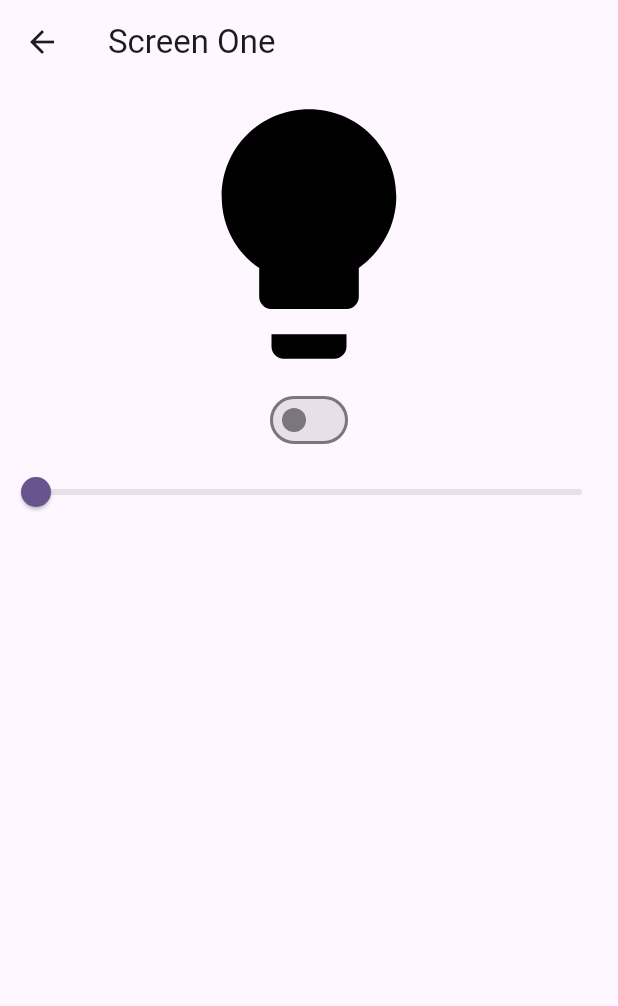
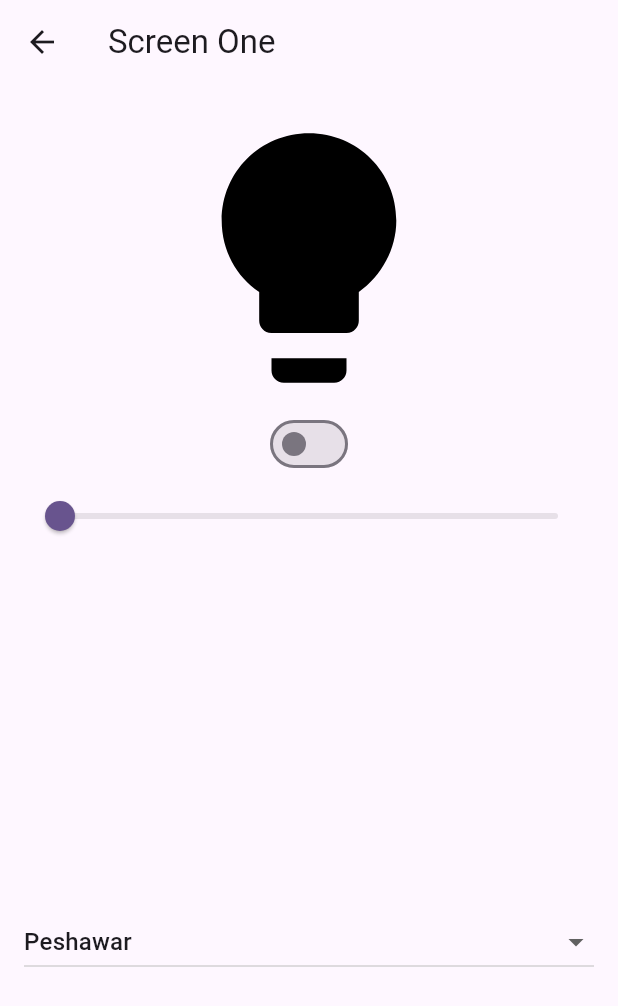
Before and after one commit to abidroid/bloc_playground, a Flutter app: the ScreenOne screen opened directly, on a phone screen of 412 x 824 dp. Shown: the top 1006 px of the screen. Run offline on Flutter 3.47's test engine with Material 3 defaults, Android fonts, the phone set to English and light mode, and no system bars; our stand-ins replace equatable, flutter_bloc, gap.

Commit message:
dropdown button added

```diff
--- a/lib/blocs/screen_one_bloc/screen_one_event.dart
+++ b/lib/blocs/screen_one_bloc/screen_one_event.dart
@@ -13,3 +13,8 @@ class ScreenOneSliderEvent extends ScreenOneEvent {
   final double sliderValue;
   const ScreenOneSliderEvent({required this.sliderValue});
 }
+
+class ScreenOneDropdownEvent extends ScreenOneEvent {
+  final String selectedValue;
+  const ScreenOneDropdownEvent({required this.selectedValue});
+}
--- a/lib/blocs/screen_one_bloc/screen_one_state.dart
+++ b/lib/blocs/screen_one_bloc/screen_one_state.dart
@@ -3,8 +3,13 @@ part of 'screen_one_bloc.dart';
 class ScreenOneState extends Equatable {
   final bool switchOn;
   final double sliderValue;
-  const ScreenOneState({required this.switchOn, required this.sliderValue});
+  final String selectedDropdownValue;
+  const ScreenOneState({
+    required this.switchOn,
+    required this.sliderValue,
+    required this.selectedDropdownValue,
+  });
 
   @override
-  List<Object> get props => [switchOn, sliderValue];
+  List<Object> get props => [switchOn, sliderValue, selectedDropdownValue];
 }
--- a/lib/screens/screen_one.dart
+++ b/lib/screens/screen_one.dart
@@ -1,6 +1,8 @@
 import 'package:bloc_playground/blocs/screen_one_bloc/screen_one_bloc.dart';
+import 'package:bloc_playground/utility/data_store.dart';
 import 'package:flutter/material.dart';
 import 'package:flutter_bloc/flutter_bloc.dart';
+import 'package:gap/gap.dart';
 
 class ScreenOne extends StatelessWidget {
   const ScreenOne({super.key});
@@ -11,7 +13,9 @@ class ScreenOne extends StatelessWidget {
         appBar: AppBar(
           title: const Text('Screen One'),
         ),
-        body: ListView(
+        body: Padding(
+          padding: const EdgeInsets.all(16.0),
+          child: ListView(
             children: [
               BlocBuilder<ScreenOneBloc, ScreenOneState>(
                 builder: (context, state) {
@@ -58,7 +62,24 @@ class ScreenOne extends StatelessWidget {
                   );
                 },
               ),
+              const Gap(16),
+              BlocBuilder<ScreenOneBloc, ScreenOneState>(
+                builder: (context, state) {
+                  return DropdownButton<String>(
+                      value: state.selectedDropdownValue,
+                      isExpanded: true,
+                      items: cities.map((city) {
+                        return DropdownMenuItem(value: city, child: Text(city));
+                      }).toList(),
+                      onChanged: (String? newValue) {
+                        if (newValue != null) {
+                          context.read<ScreenOneBloc>().add(ScreenOneDropdownEvent(selectedValue: newValue));
+                        }
+                      });
+                },
+              )
             ],
+          ),
         ));
   }
 }
--- /dev/null
+++ b/lib/utility/data_store.dart
@@ -0,0 +1,8 @@
+List<String> cities = [
+  'Peshawar',
+  'Islamabad',
+  'Lahore',
+  'Karachi',
+  'Quetta',
+  'Gilgit',
+];
--- a/pubspec.yaml
+++ b/pubspec.yaml
@@ -38,6 +38,7 @@ dependencies:
   equatable: ^2.0.5
   flutter_bloc: ^8.1.3
   fluttertoast: ^8.2.4
+  gap: ^3.0.1
 
 dev_dependencies:
   flutter_test:
```
Also changed, not shown: lib/blocs/screen_one_bloc/screen_one_bloc.dart (+20 -3 lines), pubspec.lock. Lines whose indentation alone changed are shown as unchanged.
